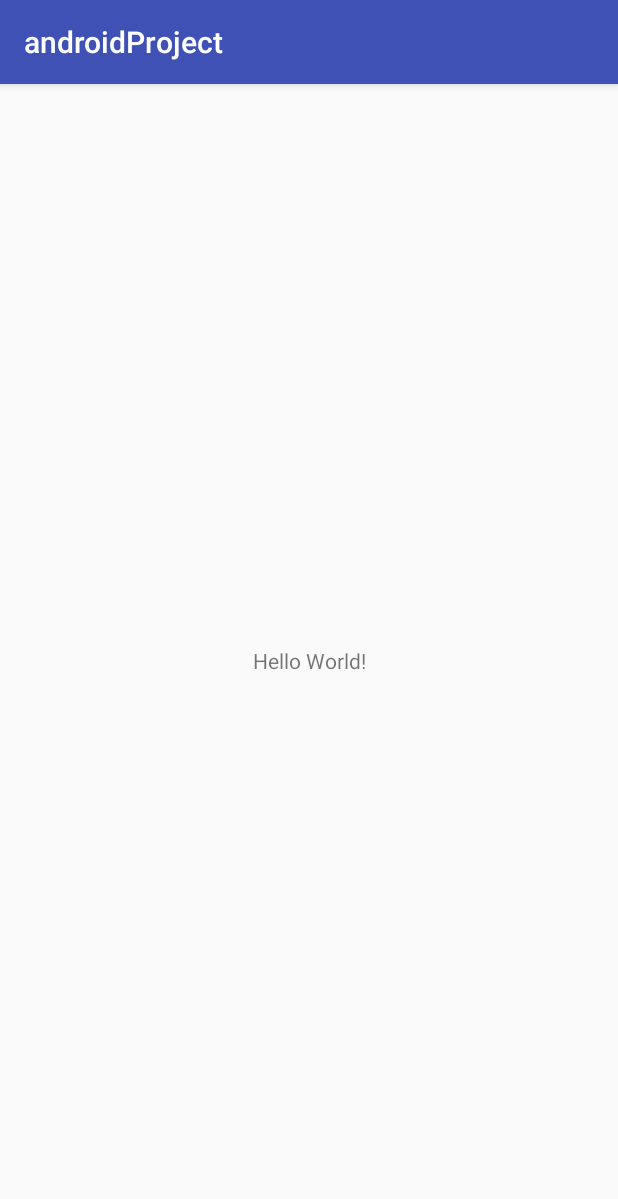
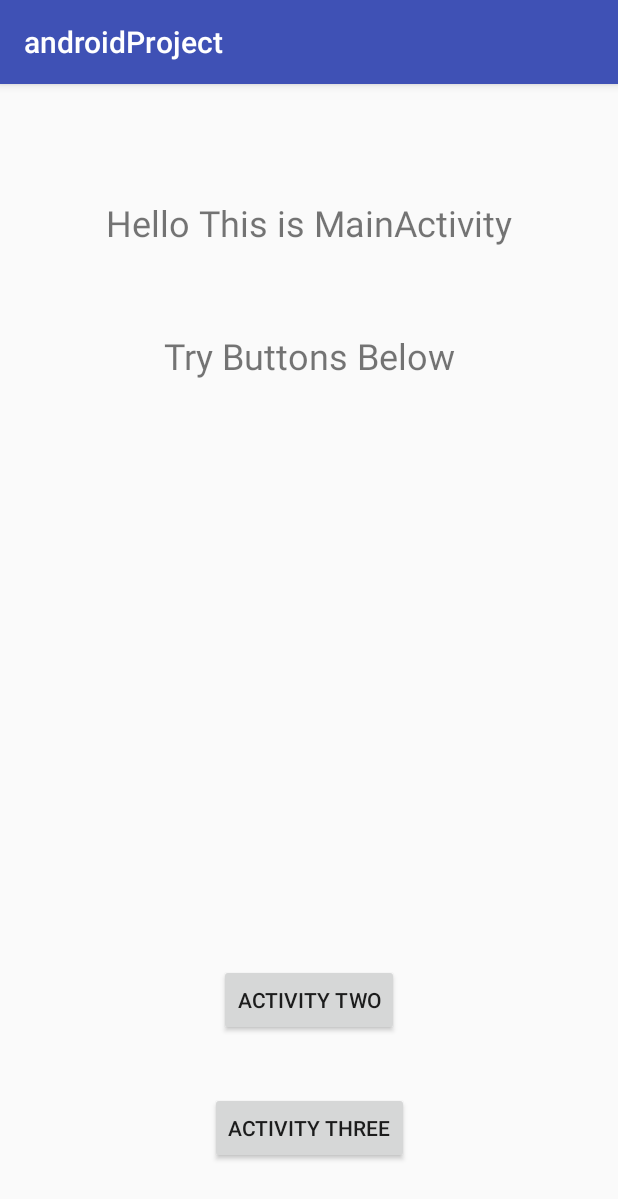
Before and after one commit to VelluVu/androidProject, an Android app: the screen it shows after launch (MainActivity), on a phone screen of 412 x 824 dp. Shown: the top 1199 px of the screen. Run offline under Robolectric (Android 15) with nearby library versions, the phone set to English and light mode, and no system bars.

Commit message:
Exercise one

```diff
--- a/app/build.gradle
+++ b/app/build.gradle
@@ -19,10 +19,12 @@ android {
 }
 
 dependencies {
-    implementation fileTree(dir: 'libs', include: ['*.jar'])
+    implementation fileTree(include: ['*.jar'], dir: 'libs')
+    //noinspection GradleCompatible
     implementation 'com.android.support:appcompat-v7:27.1.1'
     implementation 'com.android.support.constraint:constraint-layout:1.1.0'
     testImplementation 'junit:junit:4.12'
     androidTestImplementation 'com.android.support.test:runner:1.0.2'
     androidTestImplementation 'com.android.support.test.espresso:espresso-core:3.0.2'
+    implementation 'com.squareup.picasso:picasso:2.71828'
 }
--- a/app/src/main/java/com/example/vellu/androidproject/MainActivity.java
+++ b/app/src/main/java/com/example/vellu/androidproject/MainActivity.java
@@ -1,13 +1,55 @@
 package com.example.vellu.androidproject;
 
+import android.app.Activity;
+import android.content.Intent;
 import android.support.v7.app.AppCompatActivity;
 import android.os.Bundle;
+import android.view.KeyEvent;
+import android.view.View;
+import android.widget.Button;
 
 public class MainActivity extends AppCompatActivity {
+
+    Button buttonOne;
+    Button buttonTwo;
 
     @Override
     protected void onCreate(Bundle savedInstanceState) {
         super.onCreate(savedInstanceState);
         setContentView(R.layout.activity_main);
+
+        buttonOne = (Button) findViewById(R.id.buttonone);
+        buttonTwo = (Button) findViewById(R.id.buttontwo);
+
+        MoveToActivityTwo();
+        MoveToActivityThree();
+
+    }
+    public void MoveToActivityTwo () {
+        buttonOne.setOnClickListener(new View.OnClickListener() {
+            @Override
+            public void onClick(View v) {
+                Intent moveTo = new Intent(MainActivity.this, ActivityTwo.class);
+                startActivity(moveTo);
+                finish();
+            }
+        });
+    }
+    public void MoveToActivityThree () {
+        buttonTwo.setOnClickListener(new View.OnClickListener() {
+            @Override
+            public void onClick(View v) {
+                Intent moveTo = new Intent(MainActivity.this, ActivityThree.class);
+                startActivity(moveTo);
+                finish();
+            }
+        });
+    }
+    public boolean onKeyDown(int keyCode, KeyEvent event) {
+        if ((keyCode == KeyEvent.KEYCODE_BACK)) {
+            finish();
+            System.exit(0);
+        }
+        return super.onKeyDown(keyCode, event);
     }
 }
--- a/app/src/main/res/layout/activity_main.xml
+++ b/app/src/main/res/layout/activity_main.xml
@@ -6,13 +6,51 @@
     android:layout_height="match_parent"
     tools:context=".MainActivity">
 
-    <TextView
+    <Button
+        android:id="@+id/buttonone"
         android:layout_width="wrap_content"
         android:layout_height="wrap_content"
-        android:text="Hello World!"
+        android:text="@string/activitytwo"
+        app:layout_constraintBottom_toTopOf="@+id/buttontwo"
+        app:layout_constraintEnd_toEndOf="parent"
+        app:layout_constraintHorizontal_bias="0.501"
+        app:layout_constraintStart_toStartOf="parent"
+        app:layout_constraintTop_toTopOf="parent"
+        app:layout_constraintVertical_bias="0.94" />
+
+    <Button
+        android:id="@+id/buttontwo"
+        android:layout_width="wrap_content"
+        android:layout_height="wrap_content"
+        android:text="@string/activitythree"
         app:layout_constraintBottom_toBottomOf="parent"
-        app:layout_constraintLeft_toLeftOf="parent"
-        app:layout_constraintRight_toRightOf="parent"
+        app:layout_constraintEnd_toEndOf="parent"
+        app:layout_constraintHorizontal_bias="0.501"
+        app:layout_constraintStart_toStartOf="parent"
+        app:layout_constraintTop_toTopOf="parent"
+        app:layout_constraintVertical_bias="0.933" />
+
+    <TextView
+        android:id="@+id/textView"
+        android:layout_width="wrap_content"
+        android:layout_height="wrap_content"
+        android:layout_marginTop="76dp"
+        android:text="@string/hellothisismainActivity"
+        android:textSize="24sp"
+        app:layout_constraintEnd_toEndOf="parent"
+        app:layout_constraintStart_toStartOf="parent"
         app:layout_constraintTop_toTopOf="parent" />
 
+    <TextView
+        android:id="@+id/textView2"
+        android:layout_width="wrap_content"
+        android:layout_height="wrap_content"
+        android:layout_marginTop="56dp"
+        android:text="@string/trybuttonsbelow"
+        android:textSize="24sp"
+        app:layout_constraintEnd_toEndOf="parent"
+        app:layout_constraintStart_toStartOf="parent"
+        app:layout_constraintTop_toBottomOf="@+id/textView" />
+
+
 </android.support.constraint.ConstraintLayout>
--- a/app/src/main/res/values/strings.xml
+++ b/app/src/main/res/values/strings.xml
@@ -1,3 +1,10 @@
 <resources>
     <string name="app_name">androidProject</string>
+    <string name="activitytwo">Activity Two</string>
+    <string name="activitythree">Activity Three</string>
+    <string name="activityfour">Activity Four</string>
+    <string name="mainactivity">Main Activity</string>
+    <string name="hellothisismainActivity">Hello This is MainActivity</string>
+    <string name="trybuttonsbelow">Try Buttons Below</string>
+    <string name="thisisthirdactivity">This is Third Activity</string>
 </resources>
```
Also changed, not shown: app/src/main/AndroidManifest.xml (+11 -1 lines), app/src/main/java/com/example/vellu/androidproject/ActivityFour.java (added, +44 -0 lines), app/src/main/java/com/example/vellu/androidproject/ActivityThree.java (added, +42 -0 lines), app/src/main/java/com/example/vellu/androidproject/ActivityTwo.java (added, +40 -0 lines), app/src/main/res/layout/activity_four.xml (added, +20 -0 lines), app/src/main/res/layout/activity_three.xml (added, +45 -0 lines), app/src/main/res/layout/activity_two.xml (added, +20 -0 lines).
